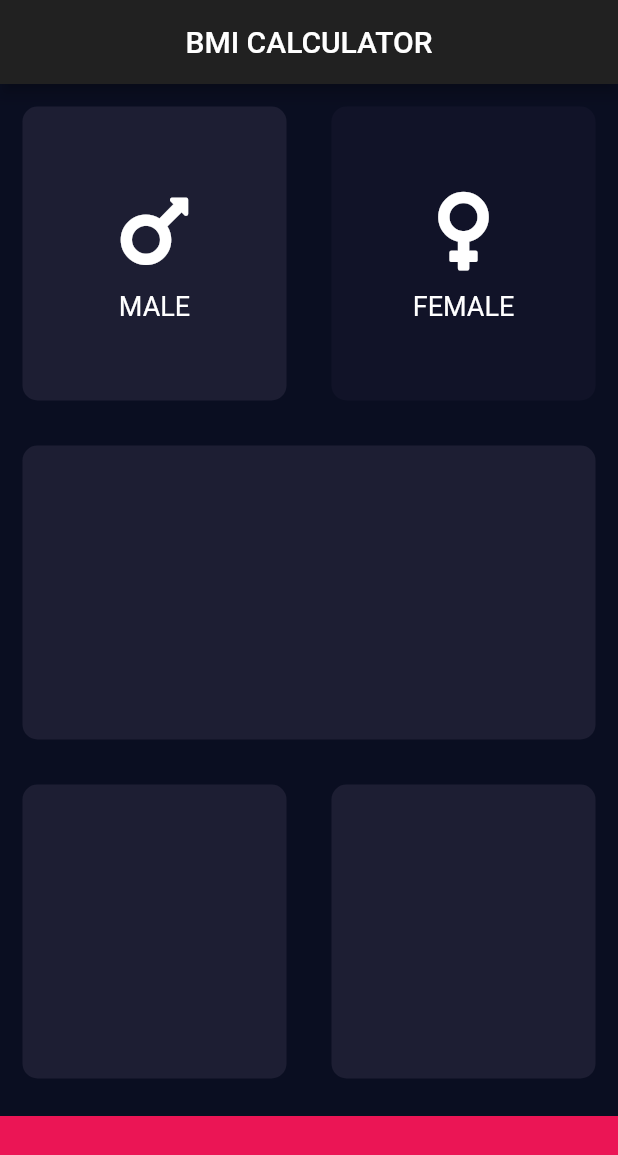
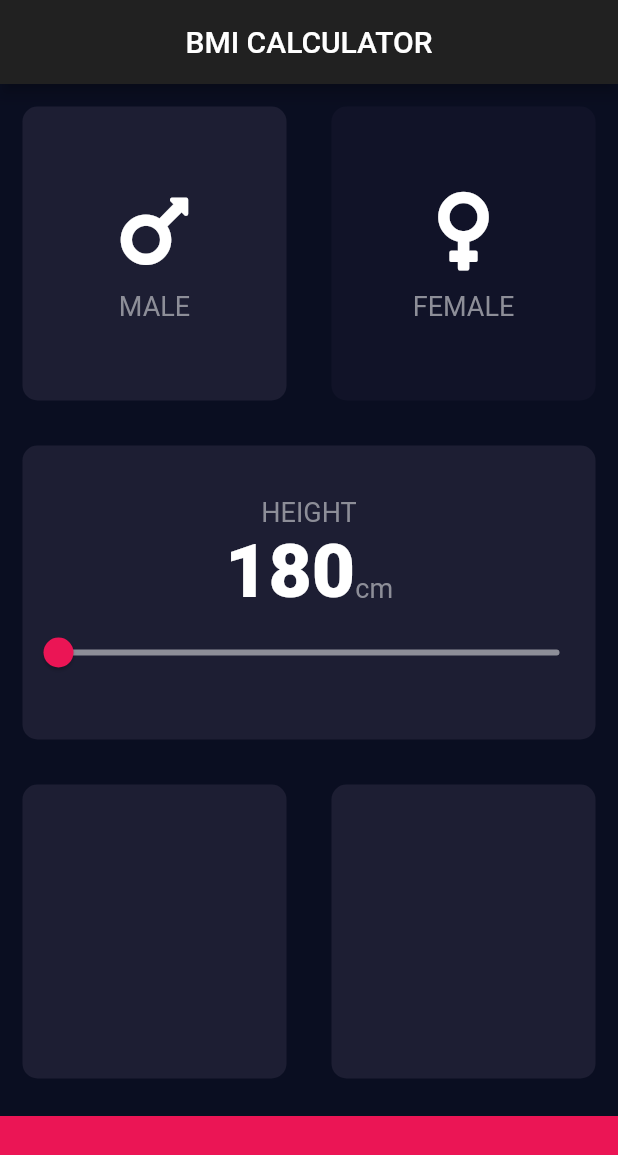
Before and after one commit to cv1927/bmicalculatorflutter, a Flutter app: the screen it shows after launch, after a tap on "MALE", on a phone screen of 412 x 824 dp. Shown: the top 1155 px of the screen. Run offline on Flutter 3.47's test engine with Material 2 defaults, Android fonts, the phone set to English and light mode, and no system bars; our stand-ins replace font_awesome_flutter.

Commit message:
add widget of slider and function change value slider

```diff
--- /dev/null
+++ b/lib/enums/enum_gender_bmi.dart
@@ -0,0 +1,4 @@
+enum BMI_Calculator_Gender {
+  Male,
+  Female
+}
--- a/lib/pages/bmi_menu.dart
+++ b/lib/pages/bmi_menu.dart
@@ -3,12 +3,9 @@ import 'package:font_awesome_flutter/font_awesome_flutter.dart';
 
 import 'package:bmi_calculator/widgets/bmi_cards.dart';
 import 'package:bmi_calculator/widgets/bmi_icon_content.dart';
+import 'package:bmi_calculator/widgets/bmi_constants.dart';
 
-const backgroundAppColour = Color(0xFF0A0E21);
-const activeCardColour = Color(0xFF1D1E33);
-const inactiveCardColour = Color(0xFF111328);
-const bottomContainerColour = Color(0xFFEB1555);
-const bottomContainerHeight = 80.0;
+import 'package:bmi_calculator/enums/enum_gender_bmi.dart';
 
 class BMIMenu extends StatefulWidget {
   @override
@@ -22,8 +19,8 @@ class _BMIMenuState extends State<BMIMenu> {
     return MaterialApp(
       debugShowCheckedModeBanner: false,
       theme: ThemeData.dark().copyWith(
-        backgroundColor: backgroundAppColour,
-        scaffoldBackgroundColor: backgroundAppColour,
+        backgroundColor: kBackgroundAppColour,
+        scaffoldBackgroundColor: kBackgroundAppColour,
       ),
       home: _ContentBMIMenu(),
     );
@@ -36,27 +33,8 @@ class _ContentBMIMenu extends StatefulWidget {
 }
 
 class __ContentBMIMenuState extends State<_ContentBMIMenu> {
-  Color maleCardColour = inactiveCardColour;
-  Color femaleCardColour = inactiveCardColour;
-
-  //1 = male, 2 = female
-  void updateColour(int gender) {
-    if (gender == 1) {
-      if (maleCardColour == inactiveCardColour) {
-        maleCardColour = activeCardColour;
-        femaleCardColour = inactiveCardColour;
-      }else {
-        maleCardColour = inactiveCardColour;
-      }
-    }else if(gender == 2) {
-      if (femaleCardColour == inactiveCardColour) {
-        femaleCardColour = activeCardColour;
-        maleCardColour = inactiveCardColour;
-      }else{
-        femaleCardColour = inactiveCardColour;
-      }
-    }
-  }
+  BMI_Calculator_Gender selectedGender;
+  int height = 180;
 
   @override
   Widget build(BuildContext context) {
@@ -66,40 +44,39 @@ class __ContentBMIMenuState extends State<_ContentBMIMenu> {
          centerTitle: true,
        ),
       body: Column(
+        crossAxisAlignment: CrossAxisAlignment.stretch,
         children: <Widget>[
           Expanded(
             child: Row(
               children: <Widget>[
                 Expanded(
-                  child: GestureDetector(
-                    onTap: () {
+                  child: CardBMI(
+                    onPress: () {
                       setState(() {
-                        updateColour(1);
+                        selectedGender = BMI_Calculator_Gender.Male;
                       });
                     },
-                    child: CardBMI(
-                      colour: maleCardColour,
+                    colour: //maleCardColour
+                      selectedGender == BMI_Calculator_Gender.Male ? kActiveCardColour : kInactiveCardColour,
                     cardChild: IconContent(
                         iconData: FontAwesomeIcons.mars,
                         labelText: 'MALE'
                     )
                   ),
                 ),
-                ),
                 Expanded(
-                  child: GestureDetector(
-                    onTap: () {
+                  child: CardBMI(
+                    onPress: () {
                       setState(() {
-                        updateColour(2);
+                        selectedGender = BMI_Calculator_Gender.Female;
                       });
                     },
-                    child: CardBMI(
-                      colour: femaleCardColour,
+                    colour: //femaleCardColour
+                      selectedGender == BMI_Calculator_Gender.Female ? kActiveCardColour : kInactiveCardColour,
                     cardChild: IconContent(
                         iconData: FontAwesomeIcons.venus,
                         labelText: 'FEMALE'
                     )
-                    ),
                   ),
                 ),
               ],
@@ -108,7 +85,42 @@ class __ContentBMIMenuState extends State<_ContentBMIMenu> {
 
           Expanded(
             child: CardBMI(
-                colour: activeCardColour
+              colour: kActiveCardColour,
+              cardChild: Column(
+                mainAxisAlignment: MainAxisAlignment.center,
+                children: <Widget>[
+                  Text(
+                    'HEIGHT',
+                    style: kLabelTextStyle,
+                  ),
+                  Row(
+                    mainAxisAlignment: MainAxisAlignment.center,
+                    crossAxisAlignment: CrossAxisAlignment.baseline,
+                    textBaseline: TextBaseline.alphabetic,
+                    children: <Widget>[
+                      Text(
+                        '$height',
+                        style: kNumberTextStyle,
+                      ),
+                      Text(
+                        'cm',
+                        style: kLabelTextStyle,
+                      ),
+                    ],
+                  ),
+                  Slider(
+                      value: height.toDouble(),
+                      min: 120.0,
+                      activeColor: Color(0xFFEB1555),
+                      inactiveColor: Color(0xFF8D8E98),
+                      onChanged: (double newHeight) {
+                        setState(() {
+                          height = newHeight.round();
+                        });
+                      },
+                  )
+                ],
+              ),
             )
           ),
 
@@ -117,12 +129,12 @@ class __ContentBMIMenuState extends State<_ContentBMIMenu> {
               children: <Widget>[
                 Expanded(
                     child: CardBMI(
-                      colour: activeCardColour,
+                      colour: kActiveCardColour,
                     )
                 ),
                 Expanded(
                   child: CardBMI(
-                      colour: activeCardColour
+                      colour: kActiveCardColour
                   ),
                 ),
               ],
@@ -130,10 +142,10 @@ class __ContentBMIMenuState extends State<_ContentBMIMenu> {
           ),
 
           Container(
-            color: bottomContainerColour,
+            color: kBottomContainerColour,
             margin: EdgeInsets.only(top: 10.0),
             width: double.infinity,
-            height: bottomContainerHeight,
+            height: kBottomContainerHeight,
           )
         ],
       ),
--- a/lib/widgets/bmi_cards.dart
+++ b/lib/widgets/bmi_cards.dart
@@ -1,19 +1,23 @@
 import 'package:flutter/material.dart';
 
 class CardBMI extends StatelessWidget {
-  CardBMI({@required this.colour, this.cardChild});
+  CardBMI({@required this.colour, this.cardChild, this.onPress});
 
   final Color colour;
   final Widget cardChild;
+  final Function onPress;
 
   @override
   Widget build(BuildContext context) {
-    return Container(
-      child: cardChild,
-      margin: EdgeInsets.all(15.0),
-      decoration: BoxDecoration(
-        color: colour,
-        borderRadius: BorderRadius.circular(10.0),
+    return GestureDetector(
+      onTap: onPress,
+      child: Container(
+        child: cardChild,
+        margin: EdgeInsets.all(15.0),
+        decoration: BoxDecoration(
+          color: colour,
+          borderRadius: BorderRadius.circular(10.0),
+        ),
       ),
     );
   }
--- /dev/null
+++ b/lib/widgets/bmi_constants.dart
@@ -0,0 +1,17 @@
+import 'package:flutter/material.dart';
+
+const kBackgroundAppColour = Color(0xFF0A0E21);
+const kActiveCardColour = Color(0xFF1D1E33);
+const kInactiveCardColour = Color(0xFF111328);
+const kBottomContainerColour = Color(0xFFEB1555);
+const kBottomContainerHeight = 80.0;
+
+const kLabelTextStyle = TextStyle(
+    fontSize: 18.0,
+    color: Color(0xFF8D8E98)
+);
+
+const kNumberTextStyle = TextStyle(
+  fontSize: 50.0,
+  fontWeight: FontWeight.w900,
+);
--- a/lib/widgets/bmi_icon_content.dart
+++ b/lib/widgets/bmi_icon_content.dart
@@ -1,4 +1,6 @@
 import 'package:flutter/material.dart';
+
+import 'bmi_constants.dart';
 
 class IconContent extends StatelessWidget {
   IconContent({this.iconData, this.labelText});
@@ -21,10 +23,7 @@ class IconContent extends StatelessWidget {
         ),
         Text(
           labelText,
-          style: TextStyle(
-              color: Colors.white,
-              fontSize: 18.0
-          ),
+          style: kLabelTextStyle,
         )
       ],
     );
```
Lines whose indentation alone changed are shown as unchanged.
